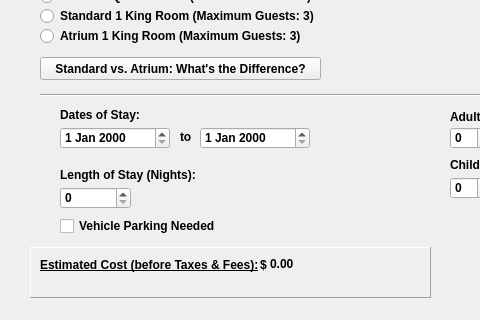
JMielbrecht-Class-Projects/Lab2_CSC3220_ReservationForm_JMielbrecht, file mainwindow.ui: the form before one commit; both pictures show x 0 to 480 and y 142 to 462 of the 682 by 462 pixel window.
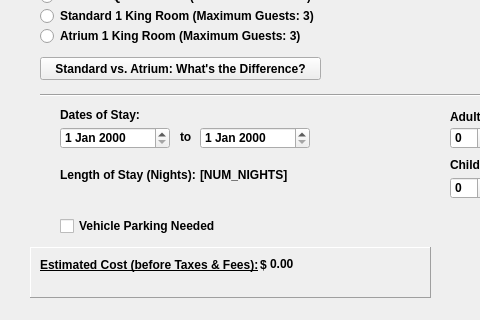
The form after the commit.

Commit message:
UI update and Credit card number functions
Got rid of numNights dial, added functions for credit card info

Patch:
```diff
--- a/mainwindow.ui
+++ b/mainwindow.ui
@@ -223,16 +223,6 @@
        </rect>
       </property>
      </widget>
-     <widget class="QSpinBox" name="numNights">
-      <property name="geometry">
-       <rect>
-        <x>60</x>
-        <y>310</y>
-        <width>71</width>
-        <height>22</height>
-       </rect>
-      </property>
-     </widget>
      <widget class="QSpinBox" name="adultCt">
       <property name="geometry">
        <rect>
@@ -363,6 +353,19 @@
        </rect>
       </property>
      </widget>
+     <widget class="QLabel" name="NUM_NIGHTS">
+      <property name="geometry">
+       <rect>
+        <x>200</x>
+        <y>290</y>
+        <width>91</width>
+        <height>16</height>
+       </rect>
+      </property>
+      <property name="text">
+       <string>[NUM_NIGHTS]</string>
+      </property>
+     </widget>
     </widget>
     <widget class="QWidget" name="p2">
      <widget class="QLabel" name="rmChoiceConfirm">
```
The commit also changes 2 other files.
